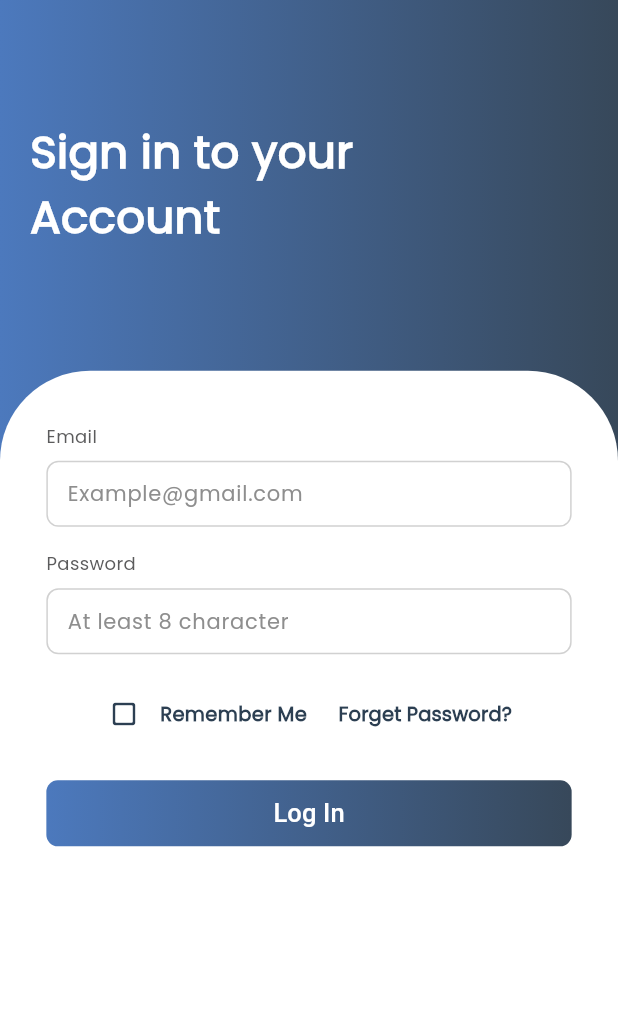
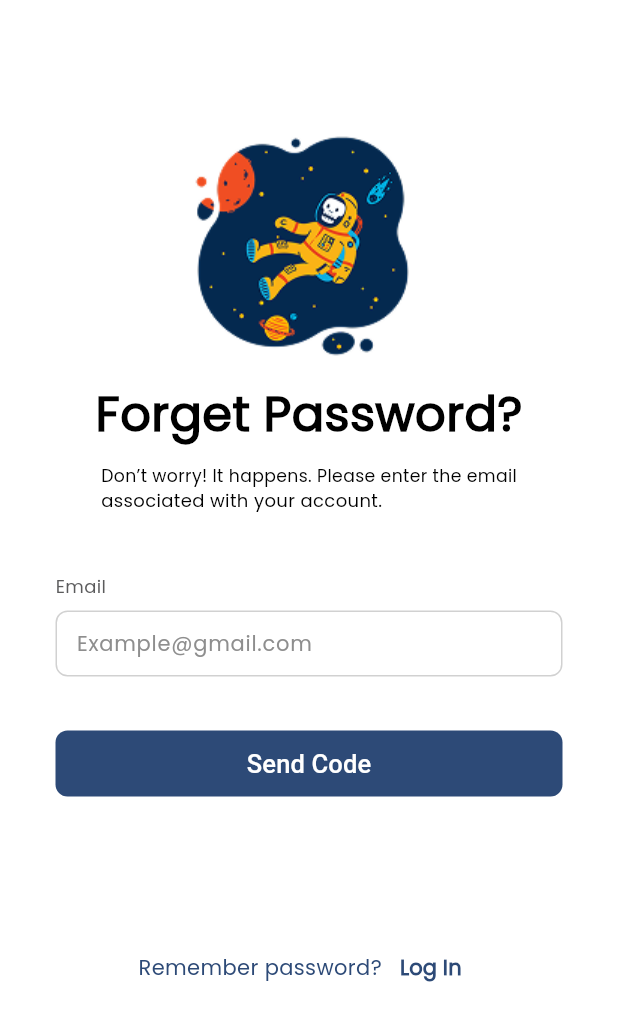
Before and after one commit to Nour-Bindary454/BrandHive, a Flutter app: the Login screen opened by its route, after a tap on "Forget Password?", on a phone screen of 412 x 824 dp. Shown: the top 1021 px of the screen. Run offline on Flutter 3.47's test engine with Material 3 defaults, Android fonts, the light colour scheme and no system bars; our stand-ins replace smooth_page_indicator.

Commit message:
describe what you did

```diff
--- a/lib/core/sharedWidgets/basic_text.dart
+++ b/lib/core/sharedWidgets/basic_text.dart
@@ -8,11 +8,10 @@ class BasicText extends StatelessWidget {
     required this.color,
     required this.isBold,
   });
-  String text;
-  double fontSize;
-
-  Color color;
-  bool isBold;
+  final String text;
+  final double fontSize;
+  final Color color;
+  final bool isBold;
   @override
   Widget build(BuildContext context) {
     return Text(
--- a/lib/core/sharedWidgets/mixed_bg.dart
+++ b/lib/core/sharedWidgets/mixed_bg.dart
@@ -2,8 +2,8 @@ import 'package:flutter/material.dart';
 
 class MixedBg extends StatelessWidget {
   MixedBg({super.key, required this.lightColor, required this.darkColor});
-  Color lightColor;
-  Color darkColor;
+  final Color lightColor;
+  final Color darkColor;
   @override
   Widget build(BuildContext context) {
     return Container(
--- a/lib/core/sharedWidgets/shared_stack.dart
+++ b/lib/core/sharedWidgets/shared_stack.dart
@@ -10,9 +10,9 @@ class SharedStack extends StatelessWidget {
     required this.t2,
     required this.widget,
   });
-  String t1;
-  String t2;
-  Widget widget;
+  final String t1;
+  final String t2;
+  final widget;
   @override
   Widget build(BuildContext context) {
     return Scaffold(
@@ -50,8 +50,8 @@ class SharedStack extends StatelessWidget {
               height: MediaQuery.of(context).size.height * 0.7,
               decoration: BoxDecoration(
                 borderRadius: BorderRadius.only(
-                  topLeft: Radius.circular(60),
-                  topRight: Radius.circular(60),
+                  topLeft: Radius.circular(50),
+                  topRight: Radius.circular(50),
                 ),
                 color: Colors.white,
               ),
--- a/lib/core/utils/appImages/png_images.dart
+++ b/lib/core/utils/appImages/png_images.dart
@@ -9,4 +9,7 @@ class PngImages {
   static const String polygon2 = '${pngpath}Polygon2.png';
   static const String polygon3 = '${pngpath}Polygon3.png';
   static const String logo2 = '${pngpath}logo2.png';
+  static const String google = '${pngpath}google.png';
+  static const String facebook = '${pngpath}facebook.png';
+  static const String forget_password = '${pngpath}forgot_password.png';
 }
--- /dev/null
+++ b/lib/features/forgetPassword/presentaion/views/forget_password.dart
@@ -0,0 +1,101 @@
+import 'package:brand/core/sharedWidgets/basic_button.dart';
+import 'package:brand/core/sharedWidgets/basic_colors.dart';
+import 'package:brand/core/sharedWidgets/basic_text.dart';
+import 'package:brand/core/sharedWidgets/basic_text_field.dart';
+import 'package:brand/core/utils/appImages/png_images.dart';
+import 'package:flutter/material.dart';
+
+class ForgetPassword extends StatefulWidget {
+  const ForgetPassword({super.key});
+
+  @override
+  State<ForgetPassword> createState() => _ForgetPasswordState();
+}
+
+class _ForgetPasswordState extends State<ForgetPassword> {
+  @override
+  Widget build(BuildContext context) {
+    return Scaffold(
+      backgroundColor: Colors.white,
+      body: Padding(
+        padding: const EdgeInsets.only(
+          top: 80,
+          left: 37,
+          right: 37,
+          bottom: 50,
+        ),
+        child: Column(
+          crossAxisAlignment: CrossAxisAlignment.center,
+          children: [
+            SizedBox(width: MediaQuery.of(context).size.width),
+            Image.asset(PngImages.forget_password),
+            BasicText(
+              text: "Forget Password?",
+              fontSize: 32,
+              color: Colors.black,
+              isBold: true,
+            ),
+            SizedBox(height: 10),
+            Container(
+              alignment: Alignment.center,
+              child: Column(
+                crossAxisAlignment: CrossAxisAlignment.start,
+                children: [
+                  BasicText(
+                    text: "Don’t worry! It happens. Please enter the email",
+                    fontSize: 11.5,
+                    color: Colors.black,
+                    isBold: false,
+                  ),
+                  BasicText(
+                    text: "associated with your account.",
+                    fontSize: 12,
+                    color: Colors.black,
+                    isBold: false,
+                  ),
+                ],
+              ),
+            ),
+            SizedBox(height: 40),
+            BasicTextField(
+              label: 'Email',
+              hint: 'Example@gmail.com',
+              controller: TextEditingController(),
+              isPassword: false,
+            ),
+            SizedBox(height: 20),
+            BasicButton(
+              text: 'Send Code',
+              onPressed: () {},
+              colors: [BasicColors.buttonColorLight],
+              radius: 8,
+            ),
+            SizedBox(height: 90),
+            Row(
+              mainAxisAlignment: MainAxisAlignment.center,
+              children: [
+                BasicText(
+                  text: 'Remember password?',
+                  fontSize: 14,
+                  isBold: false,
+                  color: BasicColors.linearGradientDark,
+                ),
+                TextButton(
+                  onPressed: () {
+                    Navigator.pushReplacementNamed(context, '/login');
+                  },
+                  child: BasicText(
+                    text: "Log In",
+                    fontSize: 14,
+                    color: BasicColors.linearGradientDark,
+                    isBold: true,
+                  ),
+                ),
+              ],
+            ),
+          ],
+        ),
+      ),
+    );
+  }
+}
--- a/lib/features/login/presentation/views/login_view.dart
+++ b/lib/features/login/presentation/views/login_view.dart
@@ -3,7 +3,8 @@ import 'package:brand/core/sharedWidgets/basic_colors.dart';
 import 'package:brand/core/sharedWidgets/basic_text.dart';
 import 'package:brand/core/sharedWidgets/basic_text_field.dart';
 import 'package:brand/core/sharedWidgets/shared_stack.dart';
-import 'package:brand/features/login/presentation/views/widgets/forget_password.dart';
+import 'package:brand/features/login/presentation/views/widgets/continue_with_face.dart';
+import 'package:brand/features/login/presentation/views/widgets/continue_with_google.dart';
 import 'package:brand/features/login/presentation/views/widgets/remember_me.dart';
 import 'package:flutter/material.dart';
 
@@ -39,9 +40,25 @@ class _LoginState extends State<Login> {
               isPassword: true,
             ),
 
-            Row(
-              mainAxisAlignment: MainAxisAlignment.center,
-              children: [RememberMe(), ForgetPassword()],
+            Padding(
+              padding: const EdgeInsets.only(right: 25, left: 25),
+              child: Row(
+                mainAxisAlignment: MainAxisAlignment.spaceBetween,
+                children: [
+                  RememberMe(),
+                  TextButton(
+                    onPressed: () {
+                      Navigator.pushNamed(context, '/forgetPassword');
+                    },
+                    child: BasicText(
+                      text: "Forget Password?",
+                      fontSize: 13,
+                      color: Color(0xff2C3F52),
+                      isBold: true,
+                    ),
+                  ),
+                ],
+              ),
             ),
             SizedBox(height: 20),
             BasicButton(
@@ -53,6 +70,27 @@ class _LoginState extends State<Login> {
               ],
               radius: 7.65,
             ),
+            SizedBox(height: 30),
+            Row(
+              mainAxisAlignment: MainAxisAlignment.center,
+              children: [
+                SizedBox(width: 100, child: Divider(color: Color(0xff4E5052))),
+                SizedBox(width: 10),
+                BasicText(
+                  text: 'Or',
+                  fontSize: 13,
+                  color: Color(0xff4E5052),
+                  isBold: false,
+                ),
+                SizedBox(width: 15),
+
+                SizedBox(width: 100, child: Divider(color: Color(0xff4E5052))),
+              ],
+            ),
+            SizedBox(height: 20),
+            ContinueWithGoogle(),
+            SizedBox(height: 10),
+            ContinueWithFace(),
           ],
         ),
       ),
--- /dev/null
+++ b/lib/features/login/presentation/views/widgets/continue_with_face.dart
@@ -0,0 +1,16 @@
+import 'package:brand/core/utils/appImages/png_images.dart';
+import 'package:brand/features/login/presentation/views/widgets/login_button.dart';
+import 'package:flutter/material.dart';
+
+class ContinueWithFace extends StatelessWidget {
+  const ContinueWithFace({super.key});
+
+  @override
+  Widget build(BuildContext context) {
+    return LoginButton(
+      text: "Continue With Facebook",
+      image: PngImages.facebook,
+      onPressed: () {},
+    );
+  }
+}
--- /dev/null
+++ b/lib/features/login/presentation/views/widgets/continue_with_google.dart
@@ -0,0 +1,16 @@
+import 'package:brand/core/utils/appImages/png_images.dart';
+import 'package:brand/features/login/presentation/views/widgets/login_button.dart';
+import 'package:flutter/material.dart';
+
+class ContinueWithGoogle extends StatelessWidget {
+  const ContinueWithGoogle({super.key});
+
+  @override
+  Widget build(BuildContext context) {
+    return LoginButton(
+      text: "Continue With Google",
+      image: PngImages.google,
+      onPressed: () {},
+    );
+  }
+}
--- a/lib/features/login/presentation/views/widgets/forget_password.dart
+++ /dev/null
@@ -1,19 +0,0 @@
-import 'package:brand/core/sharedWidgets/basic_text.dart';
-import 'package:flutter/material.dart';
-
-class ForgetPassword extends StatelessWidget {
-  const ForgetPassword({super.key});
-
-  @override
-  Widget build(BuildContext context) {
-    return TextButton(
-      onPressed: () {},
-      child: BasicText(
-        text: "Forget Password?",
-        fontSize: 13,
-        color: Color(0xff2C3F52),
-        isBold: true,
-      ),
-    );
-  }
-}
--- /dev/null
+++ b/lib/features/login/presentation/views/widgets/login_button.dart
@@ -0,0 +1,45 @@
+import 'package:brand/core/sharedWidgets/basic_text.dart';
+import 'package:flutter/material.dart';
+
+class LoginButton extends StatelessWidget {
+  const LoginButton({
+    super.key,
+    required this.text,
+    required this.onPressed,
+    required this.image,
+  });
+  final String text;
+  final VoidCallback onPressed;
+  final String image;
+  @override
+  Widget build(BuildContext context) {
+    return Container(
+      alignment: Alignment.center,
+      width: MediaQuery.of(context).size.width * 0.7,
+      height: 44,
+      child: ElevatedButton(
+        onPressed: onPressed,
+        style: ElevatedButton.styleFrom(
+          backgroundColor: const Color.fromARGB(255, 255, 255, 255),
+          shape: RoundedRectangleBorder(
+            side: BorderSide(color: const Color.fromARGB(255, 251, 251, 251)),
+            borderRadius: BorderRadius.circular(7.6),
+          ),
+        ),
+        child: Row(
+          mainAxisAlignment: MainAxisAlignment.center,
+          children: [
+            Image.asset(image, fit: BoxFit.cover),
+            const SizedBox(width: 10),
+            BasicText(
+              text: text,
+              fontSize: 13,
+              color: Colors.black,
+              isBold: false,
+            ),
+          ],
+        ),
+      ),
+    );
+  }
+}
--- a/lib/features/signup/presentation/views/signup.dart
+++ b/lib/features/signup/presentation/views/signup.dart
@@ -58,6 +58,7 @@ class _SignupState extends State<Signup> {
               ],
               radius: 7.65,
             ),
+            SizedBox(height: 40),
             Row(
               mainAxisAlignment: MainAxisAlignment.center,
               children: [
--- a/lib/my_app.dart
+++ b/lib/my_app.dart
@@ -1,3 +1,4 @@
+import 'package:brand/features/forgetPassword/presentaion/views/forget_password.dart';
 import 'package:brand/features/login/presentation/views/login_view.dart';
 import 'package:brand/features/onboarding/presentation/views/onboarding.dart';
 import 'package:brand/features/signup/presentation/views/signup.dart';
@@ -8,7 +9,6 @@ import 'package:flutter/material.dart';
 class MyApp extends StatelessWidget {
   const MyApp({super.key});
 
-  // This widget is the root of your application.
   @override
   Widget build(BuildContext context) {
     return MaterialApp(
@@ -20,6 +20,7 @@ class MyApp extends StatelessWidget {
         '/welcome': (context) => Welcome(),
         '/login': (context) => Login(),
         '/signup': (context) => Signup(),
+        '/forgetPassword': (context) => ForgetPassword(),
       },
       //home: Splash(),
     );
```
Also changed, not shown: assets/images/facebook.png (added), assets/images/forgot_password.png (added), assets/images/google.png (added).
